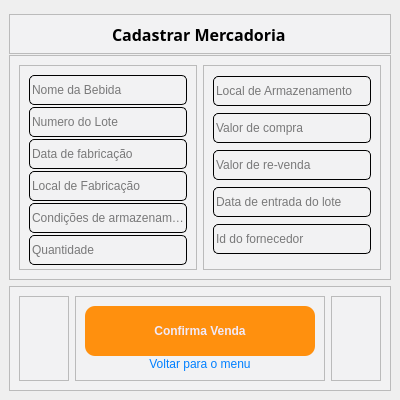
JeandsGomes/SISTEMA-PARA-AQUISICAO-VENDA-E-CONTROLE-DE-ESTOQUE, file Interfaces/cadastra_mercadoria.ui: the form before one commit.
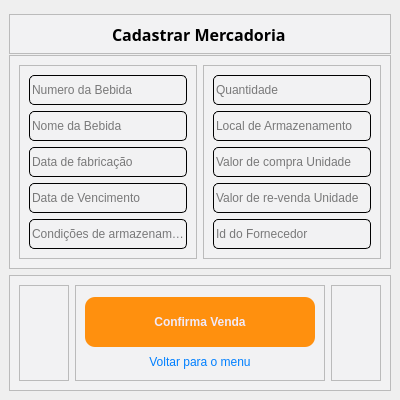
The form after the commit. Icons and pictures are not drawn.

What changed in the file:
```diff
--- a/Interfaces/cadastra_mercadoria.ui
+++ b/Interfaces/cadastra_mercadoria.ui
@@ -113,6 +113,26 @@
           <enum>QFrame::Raised</enum>
          </property>
          <layout class="QVBoxLayout" name="verticalLayout_5">
+          <item>
+           <widget class="QLineEdit" name="lineEdit_6">
+            <property name="minimumSize">
+             <size>
+              <width>0</width>
+              <height>30</height>
+             </size>
+            </property>
+            <property name="styleSheet">
+             <string notr="true">border-width: 1px;
+border-color: black;
+border-style: solid;
+display: inline-block;
+border-radius: 5px;</string>
+            </property>
+            <property name="placeholderText">
+             <string>Numero da Bebida</string>
+            </property>
+           </widget>
+          </item>
           <item>
            <widget class="QLineEdit" name="lineEdit_3">
             <property name="minimumSize">
@@ -136,26 +156,6 @@
             </property>
            </widget>
           </item>
-          <item>
-           <widget class="QLineEdit" name="lineEdit_6">
-            <property name="minimumSize">
-             <size>
-              <width>0</width>
-              <height>30</height>
-             </size>
-            </property>
-            <property name="styleSheet">
-             <string notr="true">border-width: 1px;
-border-color: black;
-border-style: solid;
-display: inline-block;
-border-radius: 5px;</string>
-            </property>
-            <property name="placeholderText">
-             <string>Numero do Lote</string>
-            </property>
-           </widget>
-          </item>
           <item>
            <widget class="QLineEdit" name="lineEdit_7">
             <property name="minimumSize">
@@ -191,8 +191,11 @@
 display: inline-block;
 border-radius: 5px;</string>
             </property>
+            <property name="text">
+             <string/>
+            </property>
             <property name="placeholderText">
-             <string>Local de Fabricação</string>
+             <string>Data de Vencimento</string>
             </property>
            </widget>
           </item>
@@ -216,26 +219,6 @@
             </property>
            </widget>
           </item>
-          <item>
-           <widget class="QLineEdit" name="lineEdit_8">
-            <property name="minimumSize">
-             <size>
-              <width>0</width>
-              <height>30</height>
-             </size>
-            </property>
-            <property name="styleSheet">
-             <string notr="true">border-width: 1px;
-border-color: black;
-border-style: solid;
-display: inline-block;
-border-radius: 5px;</string>
-            </property>
-            <property name="placeholderText">
-             <string>Quantidade</string>
-            </property>
-           </widget>
-          </item>
          </layout>
         </widget>
        </item>
@@ -248,6 +231,26 @@
           <enum>QFrame::Raised</enum>
          </property>
          <layout class="QVBoxLayout" name="verticalLayout_6">
+          <item>
+           <widget class="QLineEdit" name="lineEdit_8">
+            <property name="minimumSize">
+             <size>
+              <width>0</width>
+              <height>30</height>
+             </size>
+            </property>
+            <property name="styleSheet">
+             <string notr="true">border-width: 1px;
+border-color: black;
+border-style: solid;
+display: inline-block;
+border-radius: 5px;</string>
+            </property>
+            <property name="placeholderText">
+             <string>Quantidade</string>
+            </property>
+           </widget>
+          </item>
           <item>
            <widget class="QLineEdit" name="lineEdit_9">
             <property name="minimumSize">
@@ -284,7 +287,7 @@
 border-radius: 5px;</string>
             </property>
             <property name="placeholderText">
-             <string>Valor de compra</string>
+             <string>Valor de compra Unidade</string>
             </property>
            </widget>
           </item>
@@ -304,27 +307,7 @@
 border-radius: 5px;</string>
             </property>
             <property name="placeholderText">
-             <string>Valor de re-venda</string>
-            </property>
-           </widget>
-          </item>
-          <item>
-           <widget class="QLineEdit" name="lineEdit_13">
-            <property name="minimumSize">
-             <size>
-              <width>0</width>
-              <height>30</height>
-             </size>
-            </property>
-            <property name="styleSheet">
-             <string notr="true">border-width: 1px;
-border-color: black;
-border-style: solid;
-display: inline-block;
-border-radius: 5px;</string>
-            </property>
-            <property name="placeholderText">
-             <string>Data de entrada do lote</string>
+             <string>Valor de re-venda Unidade</string>
             </property>
            </widget>
           </item>
@@ -344,7 +327,7 @@
 border-radius: 5px;</string>
             </property>
             <property name="placeholderText">
-             <string>Id do fornecedor</string>
+             <string>Id do Fornecedor</string>
             </property>
            </widget>
           </item>
```
